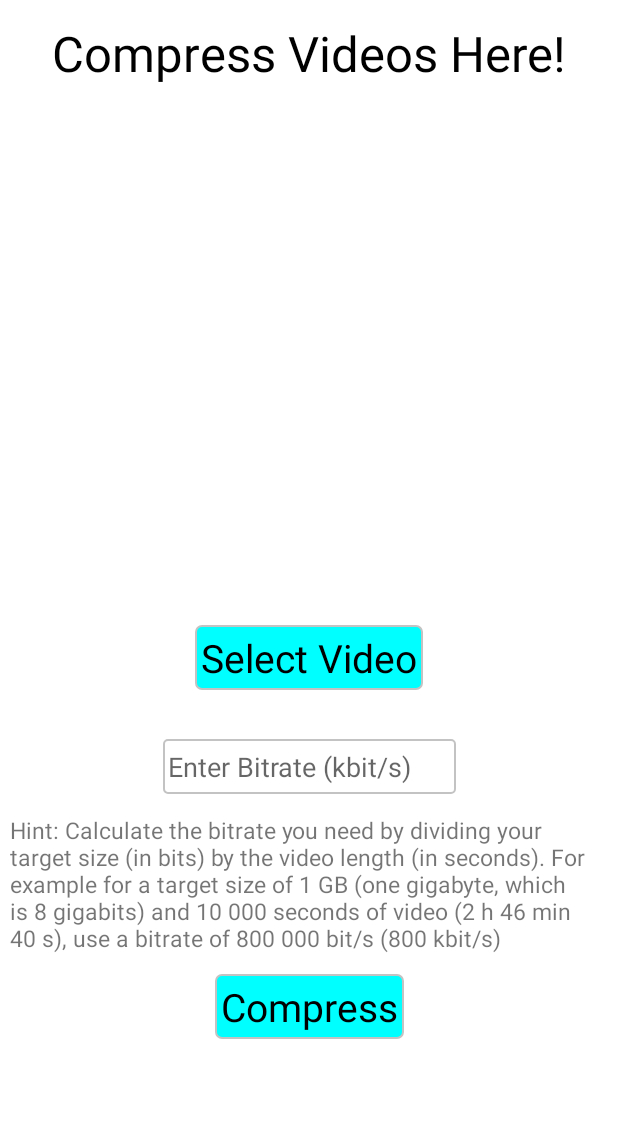
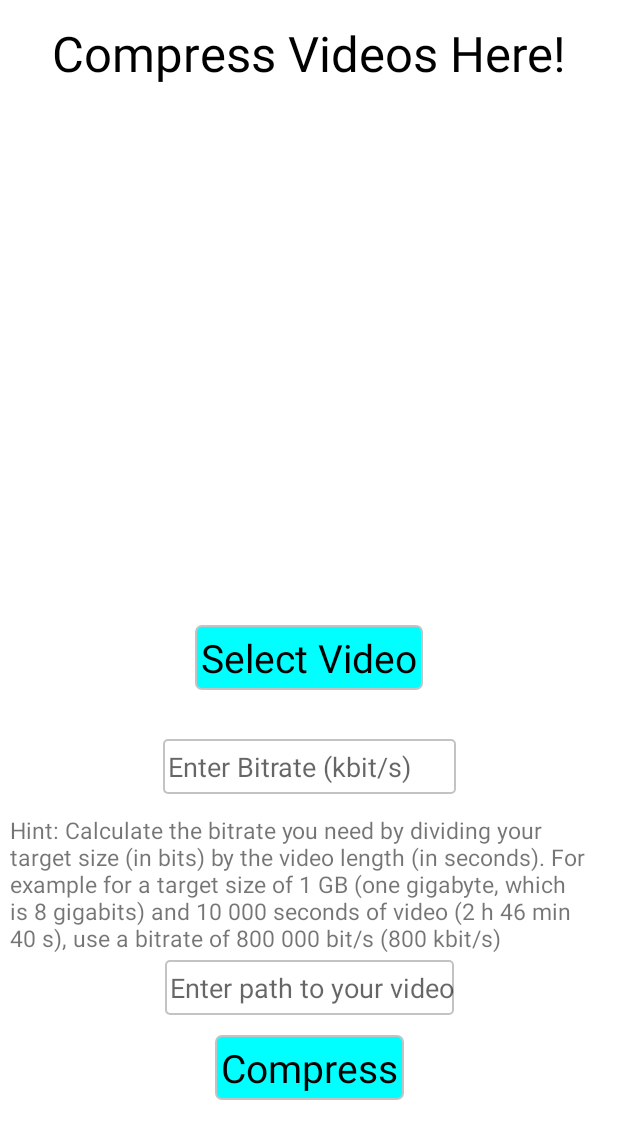
Before and after one commit to tusharvohra/VideoCompressionApp, an Android app: the screen it shows after launch (MainActivity), on a phone screen of 412 x 824 dp. Shown: the top 1139 px of the screen. Run offline under Robolectric (Android 15) with nearby library versions, the phone set to English and light mode, and no system bars; our stand-ins replace sdp/ssp sizes; libraries missing offline, so code that uses them is left out: com.github.hiteshsondhi88.libffmpeg; 2 statements that could not run were skipped.

Commit message:
changes to app

```diff
--- a/app/build.gradle
+++ b/app/build.gradle
@@ -34,9 +34,6 @@ android {
         jvmTarget = '1.8'
     }
 
-    dataBinding {
-        enabled = true
-    }
 }
 
 dependencies {
--- a/app/src/main/java/com/tusharvohra/videocompressionapp/MainActivity.kt
+++ b/app/src/main/java/com/tusharvohra/videocompressionapp/MainActivity.kt
@@ -53,9 +53,15 @@ open class MainActivity : AppCompatActivity() {
         }
 
         btn_compress.setOnClickListener{
-            path = generatePath(uri2, this.applicationContext)
-            Log.i("APPDATA", path!!)
-            val cmd = "-i /storage/self/primary/Movies/Instagram/VID_80890326_234112_584.mp4 -b 80k /storage/self/primary/CompressedVideos/output.mp4"
+            btn_select_video.visibility = View.GONE
+            tv_hint_for_bitrate.visibility = View.GONE
+            et_bitrate.visibility = View.GONE
+            et_path.visibility = View.GONE
+            vv_video.visibility = View.GONE
+            tv_progress.visibility = View.VISIBLE
+            tv_result.visibility = View.VISIBLE
+            vv_result.visibility = View.VISIBLE
+            val cmd = "-i ${et_path.text} -b ${et_bitrate.text}k /storage/self/primary/CompressedVideos/output.mp4"
             val command: Array<String> = cmd.split(" ").toTypedArray()
             execFFmpegBinary(command)
         }
@@ -143,6 +149,7 @@ open class MainActivity : AppCompatActivity() {
                     Log.d("APPDATA", "Started command : ffmpeg $command")
 //                    addTextViewToLayout("progress : $s")
 //                    progressDialog.setMessage("Processing\n$s")
+                    tv_progress.text = s
                 }
 
                 override fun onStart() {
--- a/app/src/main/res/layout/activity_main.xml
+++ b/app/src/main/res/layout/activity_main.xml
@@ -72,6 +72,17 @@
         app:layout_constraintTop_toBottomOf="@+id/et_bitrate" />
 
 
+    <androidx.appcompat.widget.AppCompatEditText
+        android:id="@+id/et_path"
+        android:layout_width="wrap_content"
+        android:layout_height="wrap_content"
+        app:layout_constraintStart_toStartOf="parent"
+        app:layout_constraintEnd_toEndOf="parent"
+        app:layout_constraintTop_toBottomOf="@+id/tv_hint_for_bitrate"
+        android:layout_marginTop="@dimen/_3sdp"
+        android:background="@drawable/edittext_background"
+        android:hint="Enter path to your video" />
+
     <androidx.appcompat.widget.AppCompatTextView
         android:id="@+id/btn_compress"
         android:layout_width="wrap_content"
@@ -86,6 +97,36 @@
         android:textSize="@dimen/_20ssp"
         app:layout_constraintEnd_toEndOf="parent"
         app:layout_constraintStart_toStartOf="parent"
-        app:layout_constraintTop_toBottomOf="@+id/tv_hint_for_bitrate" />
+        app:layout_constraintTop_toBottomOf="@+id/et_path" />
 
+    <androidx.appcompat.widget.AppCompatTextView
+        android:id="@+id/tv_progress"
+        android:layout_width="wrap_content"
+        android:layout_height="@dimen/_50sdp"
+        app:layout_constraintStart_toStartOf="parent"
+        app:layout_constraintEnd_toEndOf="parent"
+        app:layout_constraintBottom_toTopOf="@+id/btn_compress"
+        android:layout_marginBottom="@dimen/_10sdp"
+        android:visibility="gone"/>
+
+    <androidx.appcompat.widget.AppCompatTextView
+        android:id="@+id/tv_result"
+        android:layout_width="wrap_content"
+        android:layout_height="wrap_content"
+        app:layout_constraintStart_toStartOf="parent"
+        app:layout_constraintEnd_toEndOf="parent"
+        app:layout_constraintTop_toTopOf="parent"
+        android:layout_marginTop="@dimen/_50sdp"
+        android:text="Your compressed video: "
+        android:textSize="@dimen/_15ssp"
+        android:visibility="gone"/>
+
+    <VideoView
+        android:id="@+id/vv_result"
+        android:layout_width="@dimen/_230sdp"
+        android:layout_height="@dimen/_130sdp"
+        app:layout_constraintStart_toStartOf="parent"
+        app:layout_constraintEnd_toEndOf="parent"
+        app:layout_constraintTop_toBottomOf="@+id/tv_result"
+        android:visibility="gone"/>
 </androidx.constraintlayout.widget.ConstraintLayout>
```
